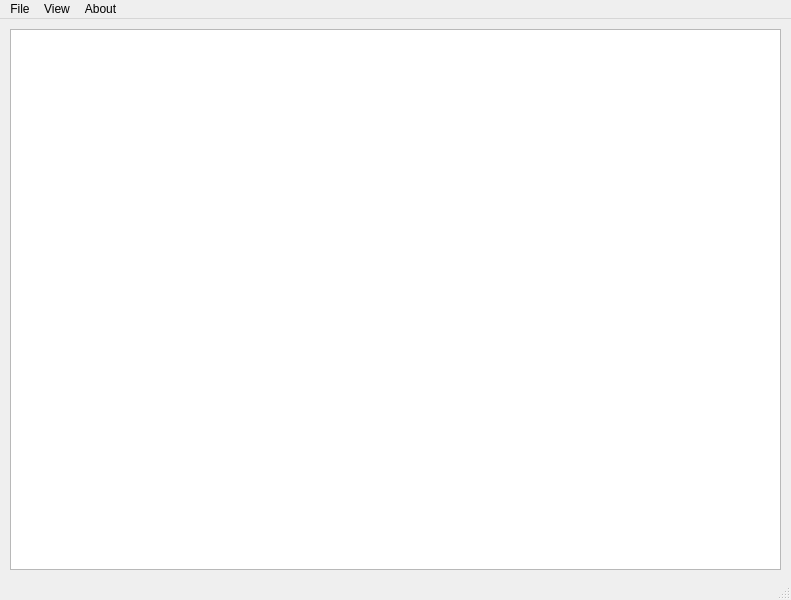
Qt form gui/mainwindow.ui (metthal/ITU-Projekt) before a commit.
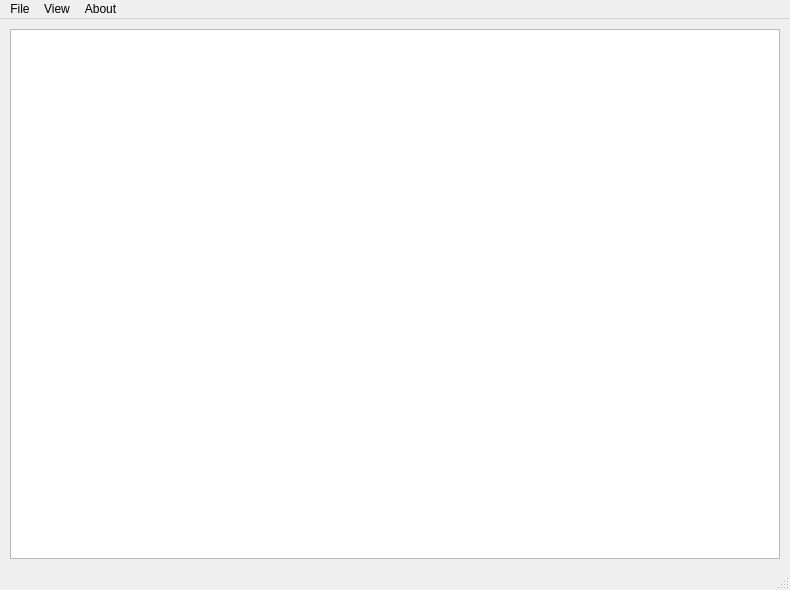
The same form after that commit. Custom widgets are drawn as their Qt base class.

Commit message: Change size of main window, design changes.

The edit to the form file:
```diff
--- a/gui/mainwindow.ui
+++ b/gui/mainwindow.ui
@@ -6,8 +6,8 @@
    <rect>
     <x>0</x>
     <y>0</y>
-    <width>791</width>
-    <height>600</height>
+    <width>790</width>
+    <height>590</height>
    </rect>
   </property>
   <property name="windowTitle">
@@ -19,10 +19,16 @@
      <rect>
       <x>10</x>
       <y>10</y>
-      <width>771</width>
-      <height>541</height>
+      <width>770</width>
+      <height>530</height>
      </rect>
     </property>
+    <property name="verticalScrollBarPolicy">
+     <enum>Qt::ScrollBarAsNeeded</enum>
+    </property>
+    <property name="horizontalScrollBarPolicy">
+     <enum>Qt::ScrollBarAlwaysOff</enum>
+    </property>
     <property name="selectionMode">
      <enum>QAbstractItemView::NoSelection</enum>
     </property>
@@ -36,7 +42,7 @@
     <rect>
      <x>0</x>
      <y>0</y>
-     <width>791</width>
+     <width>790</width>
      <height>21</height>
     </rect>
    </property>
```
Left out of the diff: 2 changed lines with no effect on the pictures. The commit also changes 4 other files.
